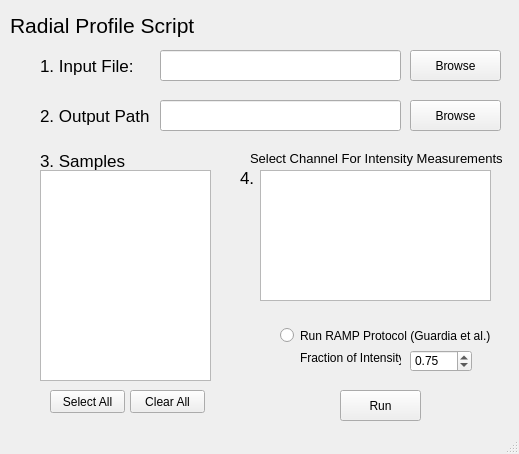
Before: the Qt Designer form radialUI.ui in HarrisonWismer/RadialProfile, drawn with Qt 5.
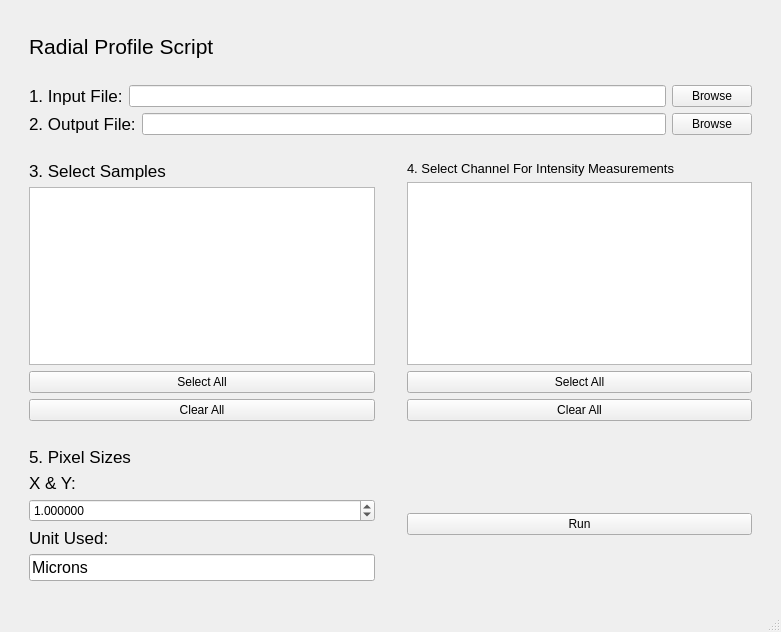
After: the same form once the commit is applied.

Commit message: Added Pixel Unit Conversion & Started on Channel Plots

```diff
--- a/radialUI.ui
+++ b/radialUI.ui
@@ -6,299 +6,335 @@
    <rect>
     <x>0</x>
     <y>0</y>
-    <width>519</width>
-    <height>454</height>
+    <width>781</width>
+    <height>632</height>
    </rect>
   </property>
   <property name="windowTitle">
    <string>MainWindow</string>
   </property>
   <widget class="QWidget" name="centralwidget">
-   <widget class="QPushButton" name="loadBrowse">
-    <property name="geometry">
-     <rect>
-      <x>410</x>
-      <y>50</y>
-      <width>91</width>
-      <height>31</height>
-     </rect>
-    </property>
-    <property name="text">
-     <string>Browse</string>
-    </property>
-   </widget>
-   <widget class="QPushButton" name="runButton">
-    <property name="geometry">
-     <rect>
-      <x>340</x>
-      <y>390</y>
-      <width>81</width>
-      <height>31</height>
-     </rect>
-    </property>
-    <property name="text">
-     <string>Run</string>
-    </property>
-   </widget>
-   <widget class="QListWidget" name="sampleList">
-    <property name="geometry">
-     <rect>
-      <x>40</x>
-      <y>170</y>
-      <width>171</width>
-      <height>211</height>
-     </rect>
-    </property>
-    <property name="selectionMode">
-     <enum>QAbstractItemView::MultiSelection</enum>
-    </property>
-   </widget>
-   <widget class="QLabel" name="channelLabel">
-    <property name="geometry">
-     <rect>
-      <x>250</x>
-      <y>150</y>
-      <width>261</width>
-      <height>16</height>
-     </rect>
-    </property>
-    <property name="font">
-     <font>
-      <pointsize>10</pointsize>
-     </font>
-    </property>
-    <property name="text">
-     <string>Select Channel For Intensity Measurements</string>
-    </property>
-   </widget>
-   <widget class="QLineEdit" name="inputLine">
-    <property name="geometry">
-     <rect>
-      <x>160</x>
-      <y>50</y>
-      <width>241</width>
-      <height>31</height>
-     </rect>
-    </property>
-   </widget>
-   <widget class="QPushButton" name="outputBrowse">
-    <property name="geometry">
-     <rect>
-      <x>410</x>
-      <y>100</y>
-      <width>91</width>
-      <height>31</height>
-     </rect>
-    </property>
-    <property name="text">
-     <string>Browse</string>
-    </property>
-   </widget>
-   <widget class="QLineEdit" name="outputLine">
-    <property name="geometry">
-     <rect>
-      <x>160</x>
-      <y>100</y>
-      <width>241</width>
-      <height>31</height>
-     </rect>
-    </property>
-   </widget>
-   <widget class="QPushButton" name="selectAllSamples">
-    <property name="geometry">
-     <rect>
-      <x>50</x>
-      <y>390</y>
-      <width>75</width>
-      <height>23</height>
-     </rect>
-    </property>
-    <property name="text">
-     <string>Select All</string>
-    </property>
-   </widget>
-   <widget class="QPushButton" name="clearAllSamples">
-    <property name="geometry">
-     <rect>
-      <x>130</x>
-      <y>390</y>
-      <width>75</width>
-      <height>23</height>
-     </rect>
-    </property>
-    <property name="text">
-     <string>Clear All</string>
-    </property>
-   </widget>
-   <widget class="QListWidget" name="channelList">
-    <property name="geometry">
-     <rect>
-      <x>260</x>
-      <y>170</y>
-      <width>231</width>
-      <height>131</height>
-     </rect>
-    </property>
-    <property name="font">
-     <font>
-      <pointsize>12</pointsize>
-     </font>
-    </property>
-    <property name="selectionRectVisible">
-     <bool>false</bool>
-    </property>
-   </widget>
-   <widget class="QLabel" name="label_2">
-    <property name="geometry">
-     <rect>
-      <x>40</x>
-      <y>50</y>
-      <width>111</width>
-      <height>31</height>
-     </rect>
-    </property>
-    <property name="font">
-     <font>
-      <pointsize>13</pointsize>
-     </font>
-    </property>
-    <property name="text">
-     <string>1. Input File:</string>
-    </property>
-   </widget>
-   <widget class="QLabel" name="label_3">
-    <property name="geometry">
-     <rect>
-      <x>40</x>
-      <y>100</y>
-      <width>111</width>
-      <height>31</height>
-     </rect>
-    </property>
-    <property name="font">
-     <font>
-      <pointsize>13</pointsize>
-     </font>
-    </property>
-    <property name="text">
-     <string>2. Output Path:</string>
-    </property>
-   </widget>
-   <widget class="QLabel" name="label">
-    <property name="geometry">
-     <rect>
-      <x>40</x>
-      <y>150</y>
-      <width>111</width>
-      <height>21</height>
-     </rect>
-    </property>
-    <property name="font">
-     <font>
-      <pointsize>13</pointsize>
-     </font>
-    </property>
-    <property name="text">
-     <string>3. Samples</string>
-    </property>
-   </widget>
-   <widget class="QLabel" name="label_4">
-    <property name="geometry">
-     <rect>
-      <x>240</x>
-      <y>170</y>
-      <width>31</width>
-      <height>16</height>
-     </rect>
-    </property>
-    <property name="font">
-     <font>
-      <pointsize>13</pointsize>
-     </font>
-    </property>
-    <property name="text">
-     <string>4.</string>
-    </property>
-   </widget>
-   <widget class="QLabel" name="label_5">
-    <property name="geometry">
-     <rect>
-      <x>10</x>
-      <y>10</y>
-      <width>371</width>
-      <height>31</height>
-     </rect>
-    </property>
-    <property name="font">
-     <font>
-      <pointsize>16</pointsize>
-     </font>
-    </property>
-    <property name="text">
-     <string>Radial Profile Script</string>
-    </property>
-   </widget>
-   <widget class="QRadioButton" name="analysisButton">
-    <property name="geometry">
-     <rect>
-      <x>280</x>
-      <y>320</y>
-      <width>211</width>
-      <height>31</height>
-     </rect>
-    </property>
-    <property name="text">
-     <string>Run RAMP Protocol (Guardia et al.)</string>
-    </property>
-    <property name="checked">
-     <bool>false</bool>
-    </property>
-   </widget>
-   <widget class="QLabel" name="label_6">
-    <property name="geometry">
-     <rect>
-      <x>270</x>
-      <y>380</y>
-      <width>47</width>
-      <height>13</height>
-     </rect>
-    </property>
-    <property name="text">
-     <string/>
-    </property>
-   </widget>
-   <widget class="QLabel" name="fractionIntensityLabel">
-    <property name="geometry">
-     <rect>
-      <x>300</x>
-      <y>350</y>
-      <width>101</width>
-      <height>16</height>
-     </rect>
-    </property>
-    <property name="text">
-     <string>Fraction of Intensity:</string>
-    </property>
-   </widget>
-   <widget class="QDoubleSpinBox" name="fractionIntensity">
-    <property name="geometry">
-     <rect>
-      <x>410</x>
-      <y>350</y>
-      <width>62</width>
-      <height>22</height>
-     </rect>
-    </property>
-    <property name="maximum">
-     <double>1.000000000000000</double>
-    </property>
-    <property name="singleStep">
-     <double>0.010000000000000</double>
-    </property>
-    <property name="value">
-     <double>0.750000000000000</double>
-    </property>
-   </widget>
+   <layout class="QGridLayout" name="gridLayout_3">
+    <item row="6" column="0">
+     <spacer name="verticalSpacer_2">
+      <property name="orientation">
+       <enum>Qt::Vertical</enum>
+      </property>
+      <property name="sizeHint" stdset="0">
+       <size>
+        <width>20</width>
+        <height>40</height>
+       </size>
+      </property>
+     </spacer>
+    </item>
+    <item row="6" column="4">
+     <spacer name="verticalSpacer_4">
+      <property name="orientation">
+       <enum>Qt::Vertical</enum>
+      </property>
+      <property name="sizeHint" stdset="0">
+       <size>
+        <width>20</width>
+        <height>40</height>
+       </size>
+      </property>
+     </spacer>
+    </item>
+    <item row="0" column="1" colspan="2">
+     <spacer name="verticalSpacer_3">
+      <property name="orientation">
+       <enum>Qt::Vertical</enum>
+      </property>
+      <property name="sizeHint" stdset="0">
+       <size>
+        <width>20</width>
+        <height>40</height>
+       </size>
+      </property>
+     </spacer>
+    </item>
+    <item row="1" column="1">
+     <widget class="QLabel" name="label_5">
+      <property name="font">
+       <font>
+        <pointsize>16</pointsize>
+       </font>
+      </property>
+      <property name="text">
+       <string>Radial Profile Script</string>
+      </property>
+     </widget>
+    </item>
+    <item row="6" column="2">
+     <spacer name="verticalSpacer">
+      <property name="orientation">
+       <enum>Qt::Vertical</enum>
+      </property>
+      <property name="sizeHint" stdset="0">
+       <size>
+        <width>20</width>
+        <height>40</height>
+       </size>
+      </property>
+     </spacer>
+    </item>
+    <item row="5" column="1">
+     <spacer name="horizontalSpacer">
+      <property name="orientation">
+       <enum>Qt::Horizontal</enum>
+      </property>
+      <property name="sizeHint" stdset="0">
+       <size>
+        <width>40</width>
+        <height>20</height>
+       </size>
+      </property>
+     </spacer>
+    </item>
+    <item row="8" column="3">
+     <widget class="QPushButton" name="runButton">
+      <property name="text">
+       <string>Run</string>
+      </property>
+     </widget>
+    </item>
+    <item row="7" column="1">
+     <spacer name="horizontalSpacer_2">
+      <property name="orientation">
+       <enum>Qt::Horizontal</enum>
+      </property>
+      <property name="sizeHint" stdset="0">
+       <size>
+        <width>40</width>
+        <height>20</height>
+       </size>
+      </property>
+     </spacer>
+    </item>
+    <item row="8" column="1">
+     <layout class="QGridLayout" name="gridLayout">
+      <item row="0" column="0">
+       <widget class="QLabel" name="label_6">
+        <property name="font">
+         <font>
+          <pointsize>13</pointsize>
+         </font>
+        </property>
+        <property name="text">
+         <string>5. Pixel Sizes</string>
+        </property>
+       </widget>
+      </item>
+      <item row="3" column="0">
+       <widget class="QLabel" name="label_4">
+        <property name="font">
+         <font>
+          <pointsize>13</pointsize>
+         </font>
+        </property>
+        <property name="text">
+         <string>Unit Used:</string>
+        </property>
+       </widget>
+      </item>
+      <item row="1" column="0">
+       <widget class="QLabel" name="label_8">
+        <property name="font">
+         <font>
+          <pointsize>13</pointsize>
+         </font>
+        </property>
+        <property name="text">
+         <string>X &amp; Y:</string>
+        </property>
+       </widget>
+      </item>
+      <item row="2" column="0">
+       <widget class="QDoubleSpinBox" name="xyScale">
+        <property name="decimals">
+         <number>6</number>
+        </property>
+        <property name="value">
+         <double>1.000000000000000</double>
+        </property>
+       </widget>
+      </item>
+      <item row="4" column="0">
+       <widget class="QLineEdit" name="unitLabel">
+        <property name="font">
+         <font>
+          <pointsize>12</pointsize>
+         </font>
+        </property>
+        <property name="text">
+         <string>Microns</string>
+        </property>
+       </widget>
+      </item>
+      <item row="5" column="0">
+       <spacer name="horizontalSpacer_3">
+        <property name="orientation">
+         <enum>Qt::Horizontal</enum>
+        </property>
+        <property name="sizeHint" stdset="0">
+         <size>
+          <width>40</width>
+          <height>20</height>
+         </size>
+        </property>
+       </spacer>
+      </item>
+     </layout>
+    </item>
+    <item row="6" column="3">
+     <layout class="QVBoxLayout" name="verticalLayout_2">
+      <item>
+       <widget class="QLabel" name="channelLabel">
+        <property name="font">
+         <font>
+          <pointsize>10</pointsize>
+         </font>
+        </property>
+        <property name="text">
+         <string>4. Select Channel For Intensity Measurements</string>
+        </property>
+       </widget>
+      </item>
+      <item>
+       <widget class="QListWidget" name="channelList">
+        <property name="font">
+         <font>
+          <pointsize>12</pointsize>
+         </font>
+        </property>
+        <property name="selectionMode">
+         <enum>QAbstractItemView::MultiSelection</enum>
+        </property>
+        <property name="selectionRectVisible">
+         <bool>false</bool>
+        </property>
+       </widget>
+      </item>
+      <item>
+       <widget class="QPushButton" name="selectAllChannels">
+        <property name="text">
+         <string>Select All</string>
+        </property>
+       </widget>
+      </item>
+      <item>
+       <widget class="QPushButton" name="clearAllChannels">
+        <property name="text">
+         <string>Clear All</string>
+        </property>
+       </widget>
+      </item>
+     </layout>
+    </item>
+    <item row="6" column="1">
+     <layout class="QVBoxLayout" name="verticalLayout">
+      <item>
+       <widget class="QLabel" name="label">
+        <property name="font">
+         <font>
+          <pointsize>13</pointsize>
+         </font>
+        </property>
+        <property name="text">
+         <string>3. Select Samples</string>
+        </property>
+       </widget>
+      </item>
+      <item>
+       <widget class="QListWidget" name="sampleList">
+        <property name="selectionMode">
+         <enum>QAbstractItemView::MultiSelection</enum>
+        </property>
+       </widget>
+      </item>
+      <item>
+       <widget class="QPushButton" name="selectAllSamples">
+        <property name="text">
+         <string>Select All</string>
+        </property>
+       </widget>
+      </item>
+      <item>
+       <widget class="QPushButton" name="clearAllSamples">
+        <property name="text">
+         <string>Clear All</string>
+        </property>
+       </widget>
+      </item>
+     </layout>
+    </item>
+    <item row="2" column="1">
+     <spacer name="horizontalSpacer_4">
+      <property name="orientation">
+       <enum>Qt::Horizontal</enum>
+      </property>
+      <property name="sizeHint" stdset="0">
+       <size>
+        <width>40</width>
+        <height>20</height>
+       </size>
+      </property>
+     </spacer>
+    </item>
+    <item row="3" column="1" colspan="3">
+     <layout class="QHBoxLayout" name="horizontalLayout">
+      <item>
+       <widget class="QLabel" name="label_2">
+        <property name="font">
+         <font>
+          <pointsize>13</pointsize>
+         </font>
+        </property>
+        <property name="text">
+         <string>1. Input File:</string>
+        </property>
+       </widget>
+      </item>
+      <item>
+       <widget class="QLineEdit" name="inputLine"/>
+      </item>
+      <item>
+       <widget class="QPushButton" name="loadBrowse">
+        <property name="text">
+         <string>Browse</string>
+        </property>
+       </widget>
+      </item>
+     </layout>
+    </item>
+    <item row="4" column="1" colspan="3">
+     <layout class="QHBoxLayout" name="horizontalLayout_3">
+      <item>
+       <widget class="QLabel" name="label_3">
+        <property name="font">
+         <font>
+          <pointsize>13</pointsize>
+         </font>
+        </property>
+        <property name="text">
+         <string>2. Output File:</string>
+        </property>
+       </widget>
+      </item>
+      <item>
+       <widget class="QLineEdit" name="outputLine"/>
+      </item>
+      <item>
+       <widget class="QPushButton" name="outputBrowse">
+        <property name="text">
+         <string>Browse</string>
+        </property>
+       </widget>
+      </item>
+     </layout>
+    </item>
+   </layout>
   </widget>
   <widget class="QStatusBar" name="statusbar"/>
  </widget>
```
The commit also changes 3 other files.
